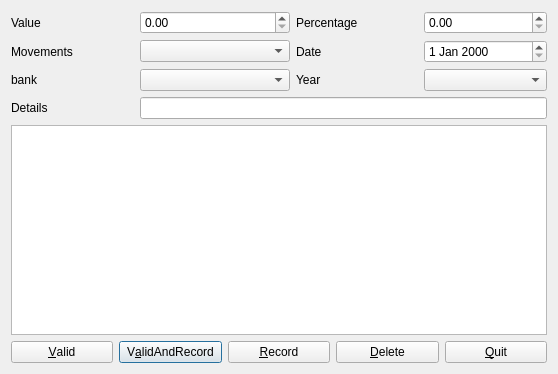
FreeHealth/freehealth, file plugins/accountplugin/movements/movementsviewer.ui: the form before one commit.
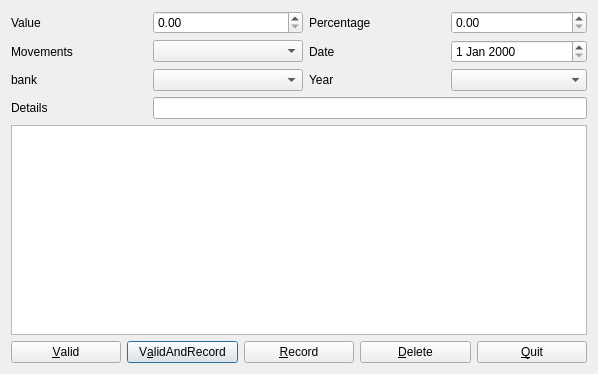
The form after the commit.

```diff
--- a/plugins/accountplugin/movements/movementsviewer.ui
+++ b/plugins/accountplugin/movements/movementsviewer.ui
@@ -6,7 +6,7 @@
    <rect>
     <x>0</x>
     <y>0</y>
-    <width>558</width>
+    <width>598</width>
     <height>374</height>
    </rect>
   </property>
```
